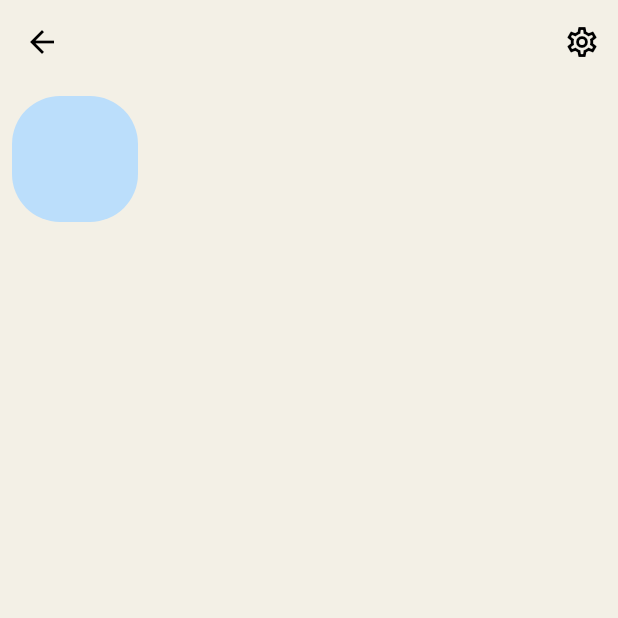
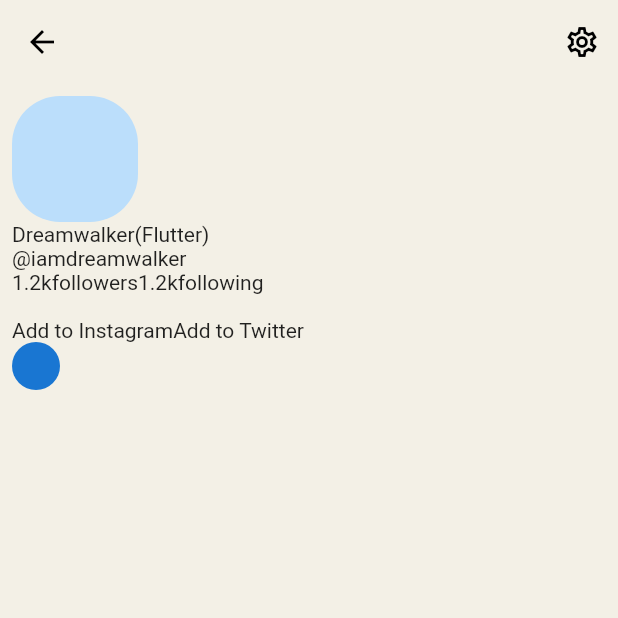
Before and after one commit to JAICHANGPARK/flutter_notebook_11th_story, a Flutter app: the ProfilePage screen opened directly, on a phone screen of 412 x 824 dp, the top half of it. Run offline on Flutter 3.47's test engine with Material 2 defaults, Android fonts, the phone set to English and light mode, and no system bars; our stand-ins replace backdrop, badges, flutter_inner_drawer, flutter_slidable, google_fonts.

Commit message:
Update profile_page.dart

```diff
--- a/lib/ep701_clubhouse/ui/profile_page.dart
+++ b/lib/ep701_clubhouse/ui/profile_page.dart
@@ -52,7 +52,38 @@ class _ProfilePageState extends State<ProfilePage> {
                   color: Colors.blue[100],
                   borderRadius: BorderRadius.circular(32)
                 ),
+              ),
+              Row(
+                children: [
+                  Text("Dreamwalker"),
+                  Text("(Flutter)")
+                ],
+              ),
+              Text("@iamdreamwalker"),
+              Row(
+                children: [
+                  Text("1.2k"),
+                  Text("followers"),
+                  Text("1.2k"),
+                  Text("following"),
+                ],
+              ),
+              Flexible(child: Text("")),
+
+              Row(
+                children: [
+                  Text("Add to Instagram"),
+                  Text("Add to Twitter"),
+                ],
+              ),
+              Row(
+                children: [
+                  CircleAvatar(
+                    radius: 16,
+                  )
+                ],
               )
+
             ],
           ),
         ),
```
